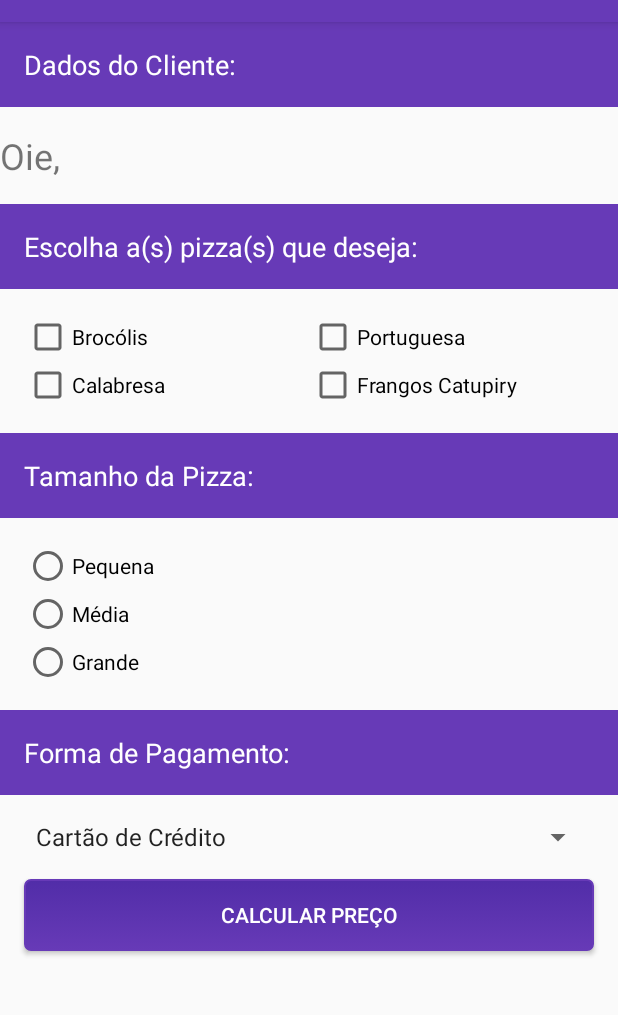
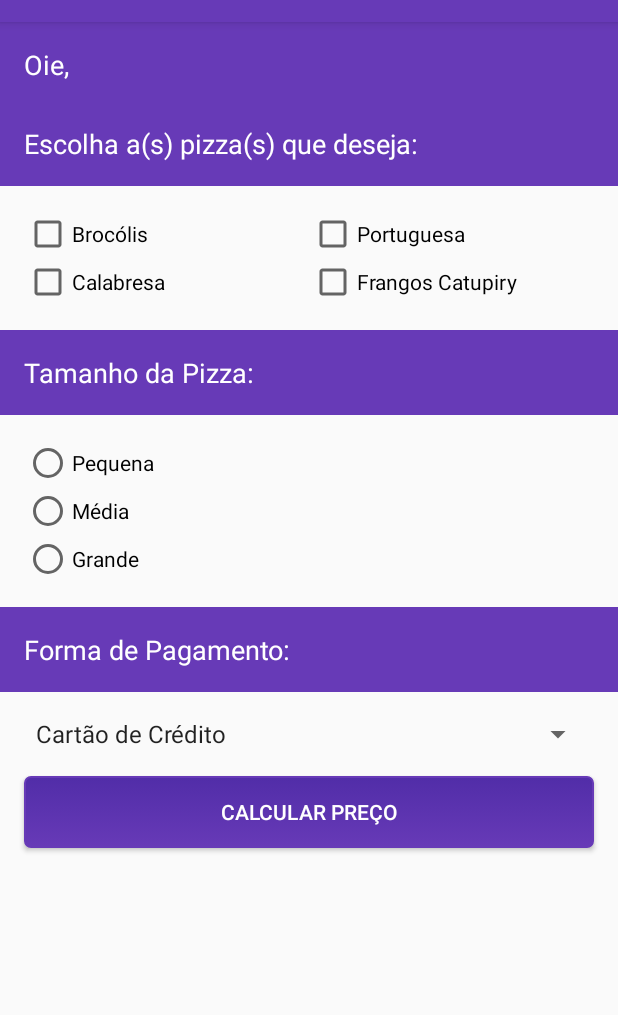
Before and after one commit to BruBertolini/PizzShow_Android, an Android app: the screen it shows after launch (MainActivity), after a tap on "INICIAR", on a phone screen of 412 x 824 dp, the part 62-1077 px from its top. Run offline under Robolectric (Android 15) with nearby library versions, the phone set to English and light mode, and no system bars.

Commit message:
Inclusao de nova tela e passagem de valores

```diff
--- a/app/src/main/AndroidManifest.xml
+++ b/app/src/main/AndroidManifest.xml
@@ -9,8 +9,7 @@
         android:roundIcon="@mipmap/ic_launcher_round"
         android:supportsRtl="true"
         android:theme="@style/AppTheme">
-
-        <activity android:name=".ui.login.LoginActivity" >
+        <activity android:name=".ui.login.LoginActivity">
             <intent-filter>
                 <action android:name="android.intent.action.MAIN" />
 
@@ -18,6 +17,7 @@
             </intent-filter>
         </activity>
         <activity android:name=".ui.main.MainActivity" />
+        <activity android:name=".ui.checkout.CheckoutActivity"></activity>
     </application>
 
 </manifest>
--- a/app/src/main/java/br/com/bruna/helloandroid/ui/main/MainActivity.kt
+++ b/app/src/main/java/br/com/bruna/helloandroid/ui/main/MainActivity.kt
@@ -1,5 +1,6 @@
 package br.com.bruna.helloandroid.ui.main
 
+import android.arch.lifecycle.ViewModelProviders
 import android.support.v7.app.AppCompatActivity
 import android.os.Bundle
 import br.com.bruna.helloandroid.R
@@ -7,13 +8,46 @@ import kotlinx.android.synthetic.main.activity_main.*
 
 class MainActivity : AppCompatActivity() {
 
+    lateinit var mainViewModel: MainViewModel
+
     override fun onCreate(savedInstanceState: Bundle?) {
         super.onCreate(savedInstanceState)
         setContentView(R.layout.activity_main)
+
+        mainViewModel = ViewModelProviders.of(this).get(MainViewModel::class.java)
 
         val nome = intent.getStringExtra("nomeCliente")
         val telefone = intent.getStringExtra("telefoneCliente")
 
         labelNomeCliente.text = getString(R.string.label_oi, nome)
+
+        setListeners()
+        configViewModel()
+
+    }
+
+    fun configViewModel(){
+        cbBrocolis.isChecked = mainViewModel.isBrocolisSelecionado
+        cbPortuguesa.isChecked = mainViewModel.isPortuguesaSelecionado
+        cbFrango.isChecked = mainViewModel.isFrangoSelecionado
+        cbCalabresa.isChecked = mainViewModel.isCalabresaSelecionado
+    }
+
+    fun setListeners() {
+        cbBrocolis.setOnCheckedChangeListener { buttonView, isChecked ->
+            mainViewModel.isBrocolisSelecionado = isChecked
+        }
+
+        cbCalabresa.setOnCheckedChangeListener { buttonView, isChecked ->
+            mainViewModel.isCalabresaSelecionado = isChecked
+        }
+
+        cbFrango.setOnCheckedChangeListener { buttonView, isChecked ->
+            mainViewModel.isFrangoSelecionado = isChecked
+        }
+
+        cbPortuguesa.setOnCheckedChangeListener { buttonView, isChecked ->
+            mainViewModel.isPortuguesaSelecionado = isChecked
+        }
     }
 }
--- a/app/src/main/java/br/com/bruna/helloandroid/ui/main/MainViewModel.kt
+++ b/app/src/main/java/br/com/bruna/helloandroid/ui/main/MainViewModel.kt
@@ -1 +1,12 @@
 package br.com.bruna.helloandroid.ui.main
+
+import android.arch.lifecycle.ViewModel
+
+class MainViewModel: ViewModel(){
+
+    var isBrocolisSelecionado = false
+    var isFrangoSelecionado = false
+    var isCalabresaSelecionado = false
+    var isPortuguesaSelecionado = false
+
+}
--- a/app/src/main/res/layout/activity_main.xml
+++ b/app/src/main/res/layout/activity_main.xml
@@ -15,17 +15,12 @@
 
 
         <TextView
+            android:id="@+id/labelNomeCliente"
             style="@style/label_titulo"
             android:layout_marginTop="0dp"
-            android:text="@string/label_dado_cliente" />
+            android:layout_marginBottom="-20dp"
+            tools:text="@string/label_dado_cliente" />
 
-        <TextView
-            android:id="@+id/labelNomeCliente"
-            style="@style/margens_mw"
-            android:layout_margin="0dp"
-            android:inputType=""
-            android:textSize="24sp"
-            tools:text="Nome do cliente" />
 
         <TextView
             style="@style/label_titulo"
@@ -34,10 +29,12 @@
         <LinearLayout style="@style/container_linha">
 
             <CheckBox
+                android:id="@+id/cbBrocolis"
                 style="@style/checkbox_pizza"
                 android:text="@string/opcao_brocolis" />
 
             <CheckBox
+                android:id="@+id/cbPortuguesa"
                 style="@style/checkbox_pizza"
                 android:text="@string/opcao_portuguesa" />
 
@@ -46,10 +43,12 @@
         <LinearLayout style="@style/container_linha">
 
             <CheckBox
+                android:id="@+id/cbCalabresa"
                 style="@style/checkbox_pizza"
                 android:text="@string/opcao_calabresa" />
 
             <CheckBox
+                android:id="@+id/cbFrango"
                 style="@style/checkbox_pizza"
                 android:text="@string/opcao_frango_com_catupiry" />
 
@@ -84,6 +83,7 @@
             android:entries="@array/formas_pagamento" />
 
         <Button
+            android:id="@+id/btnCalcular"
             style="@style/margens_mw"
             android:background="@drawable/botao_personalizado"
             android:text="@string/botao_calcular_preco"
```
Also changed, not shown: app/src/main/java/br/com/bruna/helloandroid/ui/checkout/CheckoutActivity.kt (added, +13 -0 lines), app/src/main/res/layout/activity_checkout.xml (added, +9 -0 lines).
